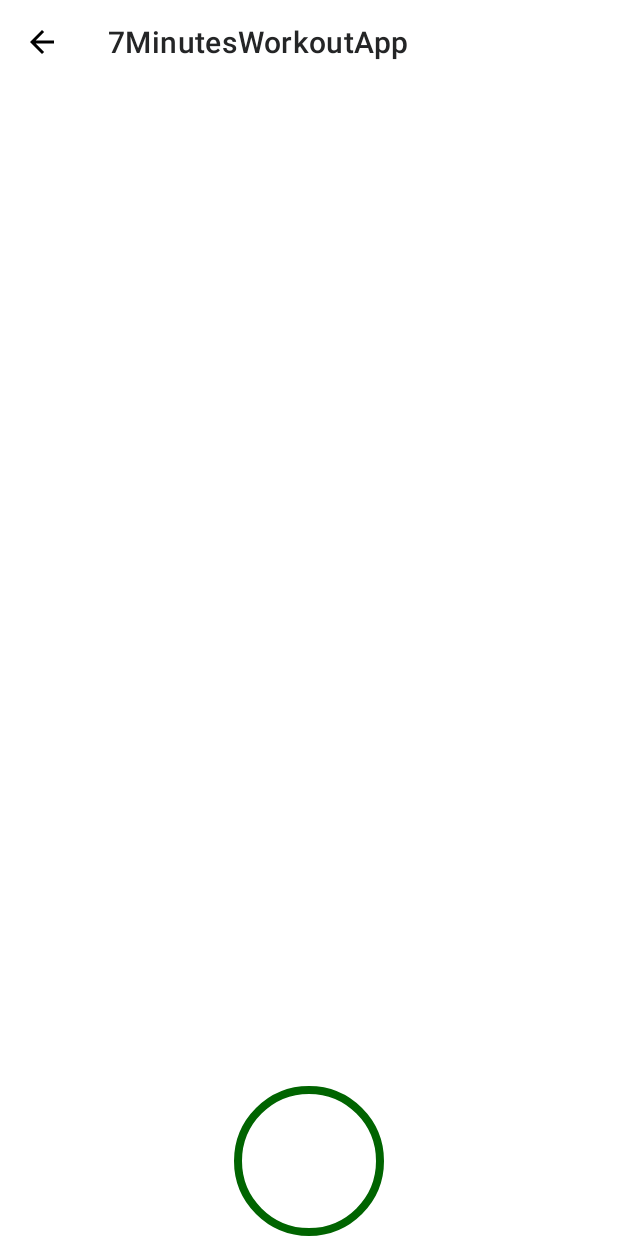
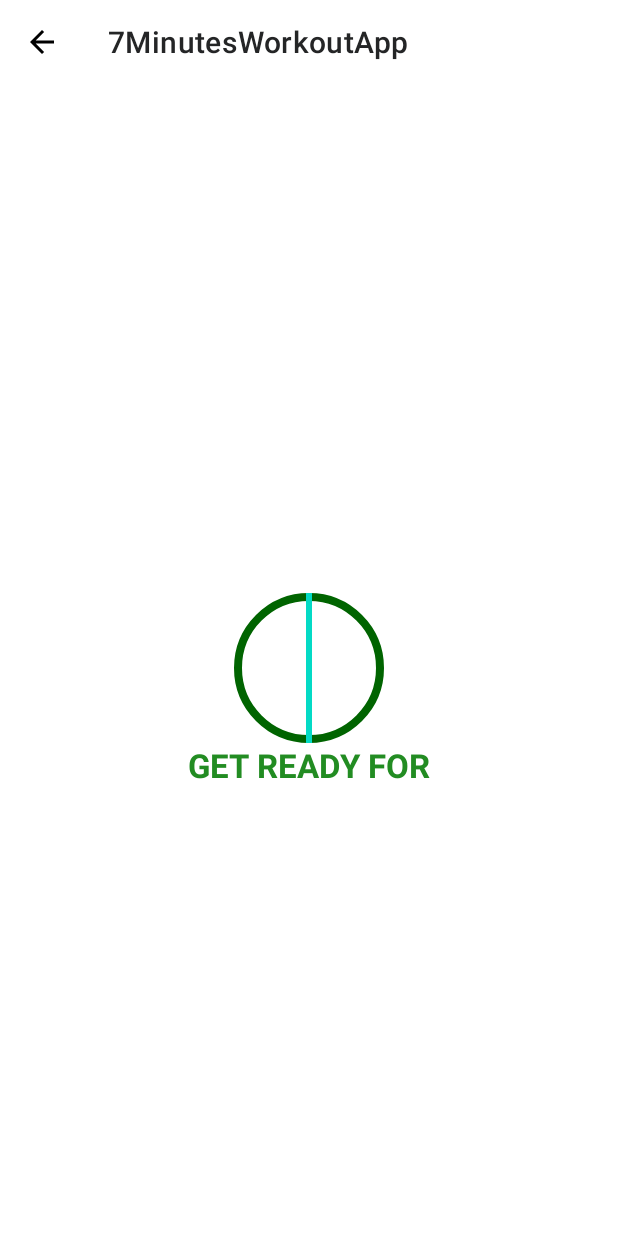
Before and after one commit to Sumayya07/7-Minute-Workout-App, an Android app: the ExerciseActivity screen opened directly, with no data from a screen before it, on a phone screen of 412 x 824 dp. Run offline under Robolectric (Android 15) with nearby library versions, the phone set to English and light mode, and no system bars.

Commit message:
Initial Commit

```diff
--- a/app/src/main/res/layout/activity_exercise.xml
+++ b/app/src/main/res/layout/activity_exercise.xml
@@ -7,27 +7,29 @@
     tools:context=".ExerciseActivity">
 
     <androidx.appcompat.widget.Toolbar
-        app:layout_constraintTop_toTopOf="parent"
         android:id="@+id/toolbarExercise"
         android:layout_width="match_parent"
         android:layout_height="?android:attr/actionBarSize"
+        app:layout_constraintTop_toTopOf="parent"
         android:theme="@style/ToolbarTheme"
         android:background="@color/white"
         app:titleTextColor="#242526" />
 
-<!--        <TextView-->
-<!--            android:id="@+id/tvTitle"-->
-<!--            android:layout_width="wrap_content"-->
-<!--            android:layout_height="wrap_content"-->
-<!--            android:text="GET READY FOR"-->
-<!--            android:textSize="22sp"-->
-<!--            android:textStyle="bold"-->
-<!--            android:textColor="#228C22"-->
-<!--            app:layout_constraintEnd_toEndOf="parent"-->
-<!--            app:layout_constraintStart_toStartOf="parent"-->
-<!--            />-->
+        <TextView
+            android:id="@+id/tvTitle"
+            android:layout_width="wrap_content"
+            android:layout_height="wrap_content"
+            android:text="GET READY FOR"
+            android:textSize="22sp"
+            android:textStyle="bold"
+            android:textColor="#228C22"
+            app:layout_constraintEnd_toEndOf="parent"
+            app:layout_constraintStart_toStartOf="parent"
+            app:layout_constraintTop_toBottomOf="@+id/flProgressBar"
+            />
 
         <FrameLayout
+            android:id="@+id/flProgressBar"
             android:layout_width="100dp"
             android:layout_height="100dp"
             android:layout_marginTop="10dp"
@@ -35,7 +37,23 @@
             app:layout_constraintBottom_toBottomOf="parent"
             app:layout_constraintEnd_toEndOf="parent"
             app:layout_constraintStart_toStartOf="parent"
+            app:layout_constraintTop_toBottomOf="@+id/toolbarExercise">
 
-            />
+            <ProgressBar
+                android:id="@+id/progressBar"
+                style="?android:attr/progressBarStyleHorizontal"
+                android:layout_width="100dp"
+                android:layout_height="100dp"
+                android:layout_gravity="center"
+                android:max="10"
+                android:progress="100"
+                android:rotation="-90"
+
+                />
+
+
+
+
+        </FrameLayout>
 
 </androidx.constraintlayout.widget.ConstraintLayout>
```
Also changed, not shown: app/src/main/res/drawable/circular_progress_bar.xml (added, +17 -0 lines), app/src/main/res/drawable/circular_progress_gray.xml (added, +17 -0 lines).
